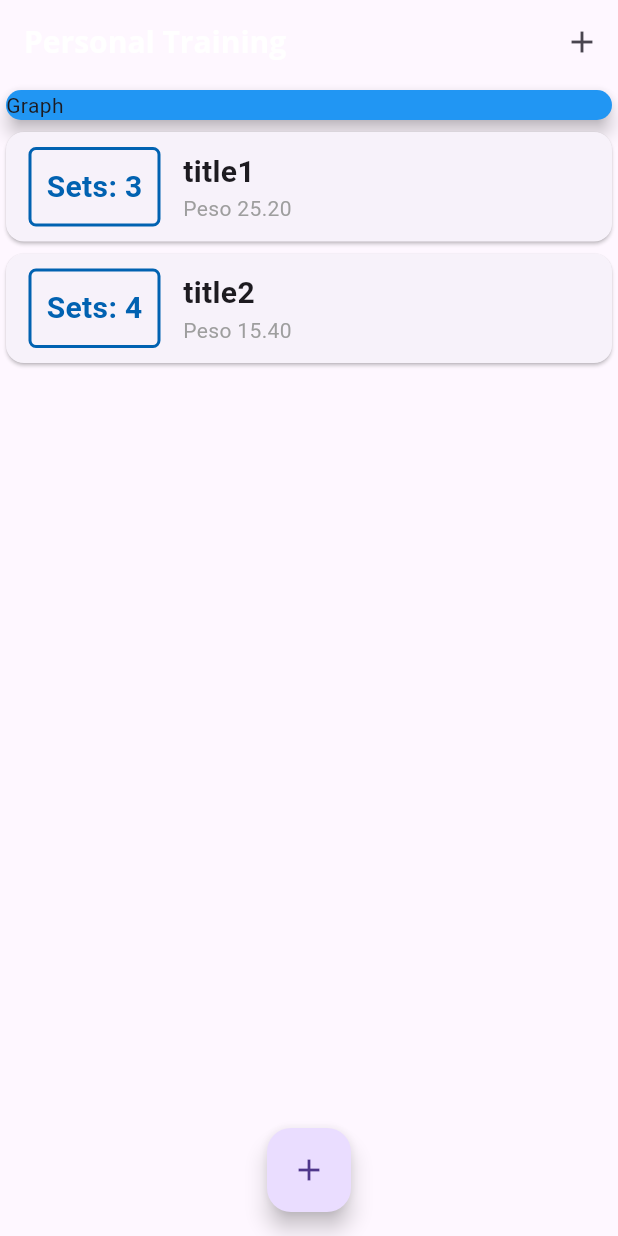
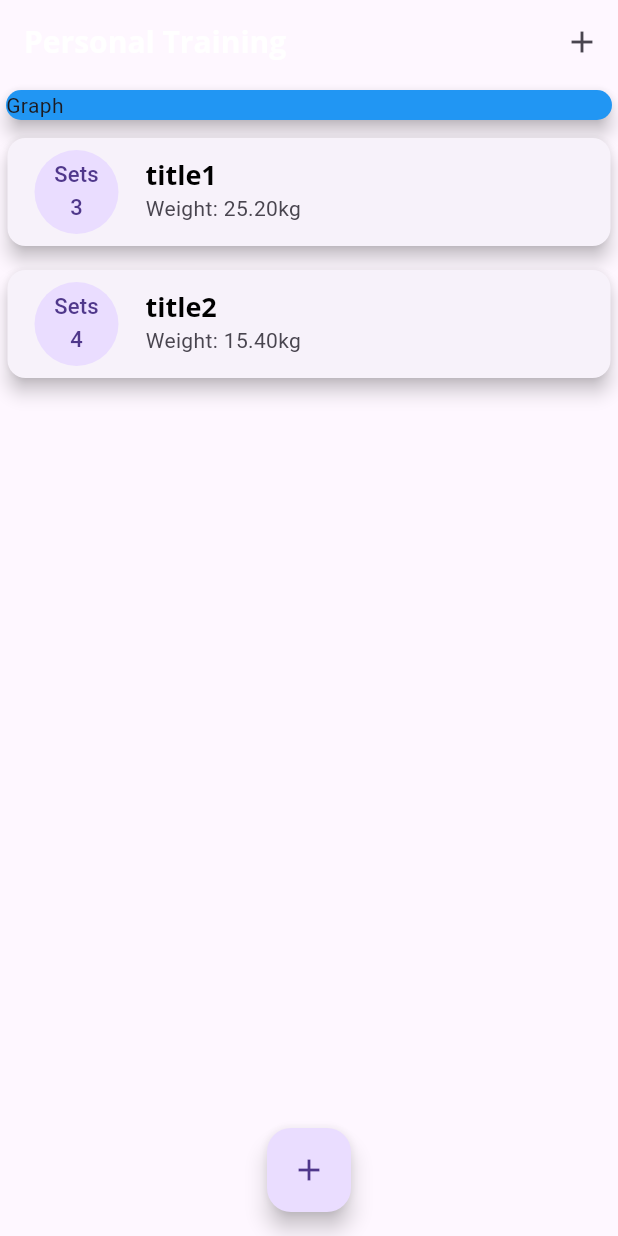
Before and after one commit to 4lexRossi/gym_app, a Flutter app: the screen it shows after launch, on a phone screen of 412 x 824 dp. Run offline on Flutter 3.47's test engine with Material 3 defaults, Android fonts, the phone set to English and light mode, and no system bars.

Commit message:
feat: include assets fonts and refactor lisstview

```diff
--- a/lib/components/exercise_list.dart
+++ b/lib/components/exercise_list.dart
@@ -10,52 +10,56 @@ class ExerciseList extends StatelessWidget {
   Widget build(BuildContext context) {
     return SizedBox(
       height: 330,
-      child: ListView.builder(
+      child: exercises.isEmpty
+          ? Column(
+              children: [
+                const SizedBox(height: 20),
+                Text(
+                  'No exercise registred',
+                  style: Theme.of(context).textTheme.titleLarge,
+                ),
+                const SizedBox(height: 20),
+                SizedBox(
+                  height: 200,
+                  child: Image.asset(
+                    'assets/images/waiting.png',
+                    fit: BoxFit.cover,
+                  ),
+                ),
+              ],
+            )
+          : ListView.builder(
               itemCount: exercises.length,
               itemBuilder: (context, index) {
                 final ex = exercises[index];
                 return Card(
-              child: Row(
+                  elevation: 5,
+                  margin: const EdgeInsets.symmetric(
+                    vertical: 8,
+                    horizontal: 5,
+                  ),
+                  child: ListTile(
+                    leading: CircleAvatar(
+                      radius: 30,
+                      child: Padding(
+                        padding: const EdgeInsets.all(6.0),
+                        child: FittedBox(
+                          child: Column(
                             children: [
-              Container(
-                margin: const EdgeInsets.symmetric(
-                  horizontal: 15,
-                  vertical: 10,
-                ),
-                decoration: BoxDecoration(
-                    border: Border.all(
-                      color: const Color.fromARGB(255, 1, 98, 177),
-                      width: 2,
-                    ),
-                    borderRadius: const BorderRadius.all(Radius.circular(5))),
-                padding: const EdgeInsets.all(10),
-                child: Text(
-                  'Sets: ${ex.set}',
-                  style: const TextStyle(
-                    fontWeight: FontWeight.bold,
-                    fontSize: 20,
-                    color: Color.fromARGB(255, 1, 98, 177),
+                              const Text('Sets'),
+                              Text('${ex.set}'),
+                            ],
                           ),
                         ),
                       ),
-              Column(
-                crossAxisAlignment: CrossAxisAlignment.start,
-                children: [
-                  Text(
+                    ),
+                    title: Text(
                       ex.title,
-                    style: const TextStyle(
-                      fontSize: 20,
-                      fontWeight: FontWeight.bold,
+                      style: Theme.of(context).textTheme.titleLarge,
                     ),
+                    subtitle: Text('Weight: ${ex.weight.toStringAsFixed(2)}kg'),
                   ),
-                  Text(
-                    'Peso ${ex.weight.toStringAsFixed(2)}',
-                    style: const TextStyle(color: Colors.grey),
-                  ),
-                ],
-              )
-            ],
-          ));
+                );
               },
             ),
     );
--- a/lib/main.dart
+++ b/lib/main.dart
@@ -49,7 +49,7 @@ class MyHomePage extends StatefulWidget {
 }
 
 class _MyHomePageState extends State<MyHomePage> {
-  final _exercises = [
+  final List<Exercise> _exercises = [
     Exercise(id: 'E1', title: 'title1', set: 3, weight: 25.2),
     Exercise(id: 'E2', title: 'title2', set: 4, weight: 15.4),
   ];
@@ -94,9 +94,9 @@ class _MyHomePageState extends State<MyHomePage> {
         child: Column(
           crossAxisAlignment: CrossAxisAlignment.stretch,
           children: [
-            SizedBox(
+            const SizedBox(
               width: double.infinity,
-              child: const Card(
+              child: Card(
                 color: Colors.blue,
                 elevation: 5,
                 child: Text('Graph'),
--- a/pubspec.yaml
+++ b/pubspec.yaml
@@ -59,9 +59,8 @@ flutter:
   uses-material-design: true
 
   # To add assets to your application, add an assets section, like this:
-  # assets:
-  #   - images/a_dot_burr.jpeg
-  #   - images/a_dot_ham.jpeg
+  assets:
+    - assets/images/waiting.png
 
   # An image asset can refer to one or more resolution-specific "variants", see
   # https://flutter.dev/to/resolution-aware-images
```
Also changed, not shown: assets/images/waiting.png (added). Lines whose indentation alone changed are shown as unchanged.
